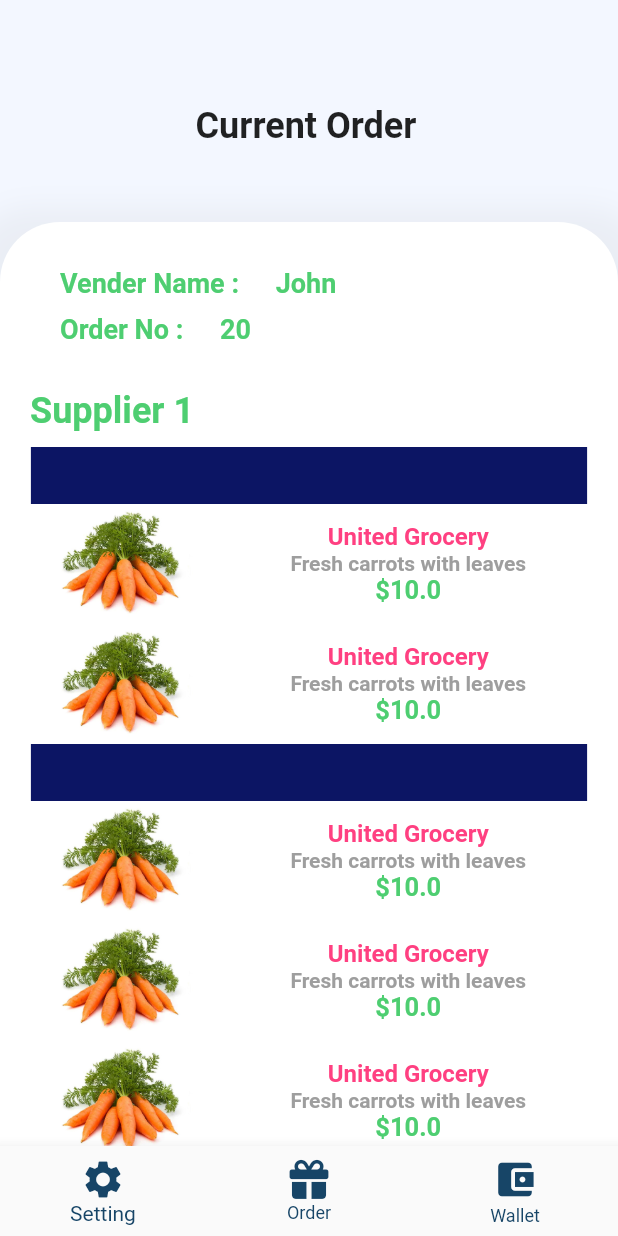
After one commit to abdullah-785/Elaka-Delivery-App-Flutter, a Flutter app: the CurrentDetailOrder screen opened directly, on a phone screen of 412 x 824 dp. The commit adds this screen. Run offline on Flutter 3.47's test engine with Material 2 defaults, Android fonts, the phone set to English and light mode, and no system bars; our stand-ins replace badges, cloud_firestore, firebase_auth, firebase_core, fluttertoast, font_awesome_flutter and 5 more; missing offline and left inert: email_auth; accounts and stored records are empty; Roboto replaces fonts that are missing (Releway).

Commit message:
New page

```diff
--- a/lib/main.dart
+++ b/lib/main.dart
@@ -1,3 +1,4 @@
+import 'package:elaka_delivery_app/pages/current_order_details.dart';
 import 'package:elaka_delivery_app/pages/progress_bar.dart';
 import 'package:elaka_delivery_app/pages/google_maping.dart';
 import 'package:elaka_delivery_app/pages/login.dart';
@@ -55,6 +56,6 @@ class _MyAppState extends State<MyApp> {
   @override
   Widget build(BuildContext context) {
     return email == "AlreadyLogedIn" ? ProgressBar(): Login();
-    // return Login();
+    // return const CurrentDetailOrder();
   }
 }
--- /dev/null
+++ b/lib/pages/current_order_details.dart
@@ -0,0 +1,201 @@
+import 'package:elaka_delivery_app/pages/current_no_order.dart';
+import 'package:elaka_delivery_app/pages/setting.dart';
+import 'package:elaka_delivery_app/pages/wallet.dart';
+import 'package:elaka_delivery_app/widgets/product_detail_widget.dart';
+import 'package:flutter/material.dart';
+import 'package:font_awesome_flutter/font_awesome_flutter.dart';
+import 'package:velocity_x/velocity_x.dart';
+
+class CurrentDetailOrder extends StatefulWidget {
+  const CurrentDetailOrder({Key? key}) : super(key: key);
+
+  @override
+  State<CurrentDetailOrder> createState() => _CurrentDetailOrderState();
+}
+
+class _CurrentDetailOrderState extends State<CurrentDetailOrder> {
+  int currentIndex = 0;
+  @override
+  Widget build(BuildContext context) {
+    return Scaffold(
+      backgroundColor: const Color.fromARGB(255, 243, 247, 255),
+      body: Column(
+        children: [
+          Padding(
+            padding: const EdgeInsets.only(
+              top: 70,
+              left: 16,
+              right: 20,
+            ),
+            child: Row(
+              mainAxisAlignment: MainAxisAlignment.center,
+              children: const [
+
+                 Text(
+                  "Current Order",
+                  style: TextStyle(
+                    fontSize: 24,
+                    fontWeight: FontWeight.bold,
+                  ),
+                ),
+
+              ],
+            ),
+          ),
+          const SizedBox(
+            height: 50,
+          ),
+          Expanded(
+            child: Container(
+              width: MediaQuery.of(context).size.width * 1,
+              // height: MediaQuery.of(context).size.height * 0.7,
+              decoration: BoxDecoration(
+                color: Colors.white,
+                borderRadius: const BorderRadius.only(
+                    topLeft: Radius.circular(40),
+                    topRight: Radius.circular(40)),
+                boxShadow: [
+                  BoxShadow(
+                    color: Colors.grey.withOpacity(0.1),
+                    spreadRadius: 20,
+                    blurRadius: 15,
+                    offset: const Offset(0, 10), // changes position of shadow
+                  ),
+                ],
+              ),
+              child: SingleChildScrollView(
+                child: Column(
+                  children: [
+                    SizedBox(height: 30,),
+                    Padding(
+                      padding: const EdgeInsets.only(left: 40, bottom: 10),
+                      child: Row(
+                        children: const [
+                          Text("Vender Name : ", style: TextStyle(
+                            fontSize: 18,
+                            fontWeight: FontWeight.bold,
+                            color: Color.fromARGB(255, 78,206,113),
+                          ),),
+                          WidthBox(20),
+                          Text("John", style: TextStyle(
+                            fontSize: 18,
+                            fontWeight: FontWeight.bold,
+                            color: Color.fromARGB(255, 78,206,113),
+                          ),),
+                        ],
+                      ),
+                    ),
+
+                    Padding(
+                      padding: const EdgeInsets.only(left: 40),
+                      child: Row(
+                        children: const [
+                          Text("Order No : ", style: TextStyle(
+                            fontSize: 18,
+                            fontWeight: FontWeight.bold,
+                            color: Color.fromARGB(255, 78,206,113),
+                          ),),
+                          WidthBox(20),
+                          Text("20", style: TextStyle(
+                            fontSize: 18,
+                            fontWeight: FontWeight.bold,
+                            color: Color.fromARGB(255, 78,206,113),
+                          ),),
+                        ],
+                      ),
+                    ),
+                    HeightBox(30),
+
+                    Padding(
+                      padding: const EdgeInsets.only(left: 20),
+                      child: Row(
+                        children: const [
+                          Text("Supplier 1", style: TextStyle(
+                            fontSize: 24,
+                            fontWeight: FontWeight.bold,
+                            color: Color.fromARGB(255, 78,206,113),
+                          ),),
+
+                        ],
+                      ),
+                    ),
+                    const HeightBox(10),
+
+                    Container(
+                      width: MediaQuery.of(context).size.width * 0.9,
+                      height: 38,
+                      decoration: const BoxDecoration(
+                        // 12,21,100
+                        color: Color.fromARGB(255, 12,21,100),
+                      ),
+                    ),
+
+
+                    ProductDetailWidget(),
+                    ProductDetailWidget(),
+
+                    Container(
+                      width: MediaQuery.of(context).size.width * 0.9,
+                      height: 38,
+                      decoration: const BoxDecoration(
+                        // 12,21,100
+                        color: Color.fromARGB(255, 12,21,100),
+                      ),
+                    ),
+                    ProductDetailWidget(),
+                    ProductDetailWidget(),
+                    ProductDetailWidget(),
+
+
+
+                  ],
+                ),
+              )
+            ),
+          ),
+
+        ],
+      ),
+      bottomNavigationBar: BottomNavigationBar(
+        currentIndex: currentIndex,
+        onTap: (index) => setState(()=>  currentIndex = index),
+        type: BottomNavigationBarType.fixed,
+        selectedItemColor:const Color.fromARGB(255, 23, 69, 103),
+        unselectedItemColor: const Color.fromARGB(255, 23, 69, 103),
+        iconSize: 30,
+
+
+        items: <BottomNavigationBarItem>[
+          BottomNavigationBarItem(
+            icon: GestureDetector(
+              onTap: (){
+                Navigator.push(context, MaterialPageRoute(builder: (context)=> const Setting()));
+              },
+              child: const Icon(Icons.settings)),
+            label: 'Setting',
+
+          ),
+          BottomNavigationBarItem(
+            icon: GestureDetector(
+              onTap: (){
+                Navigator.push(context, MaterialPageRoute(builder: (context)=> const CurrentNoOrder()));
+              },
+              child: const FaIcon(FontAwesomeIcons.gift, size: 26,), ),
+            label: 'Order',
+          ),
+          BottomNavigationBarItem(
+            icon: GestureDetector(
+              onTap: (){
+                Navigator.push(context, MaterialPageRoute(builder: (context)=> const Wallet()));
+              },
+              child: const Icon(Icons.account_balance_wallet)),
+            label: 'Wallet',
+          ),
+        ],
+        // currentIndex: _selectedIndex,
+        // selectedItemColor: Colors.amber[800],
+        // onTap: _onItemTapped,
+      ),
+    );
+  }
+}
--- a/lib/pages/progress_bar.dart
+++ b/lib/pages/progress_bar.dart
@@ -1,5 +1,6 @@
 import 'package:elaka_delivery_app/pages/current_no_order.dart';
 import 'package:elaka_delivery_app/pages/current_order.dart';
+import 'package:elaka_delivery_app/pages/current_order_details.dart';
 import 'package:elaka_delivery_app/pages/setting.dart';
 import 'package:flutter/material.dart';
 
@@ -149,7 +150,7 @@ class _ProgressBarState extends State<ProgressBar> {
                                                       context,
                                                       MaterialPageRoute(
                                                           builder: (context) =>
-                                                              const CurrentNoOrder()));
+                                                              const CurrentDetailOrder()));
                                                 },
                                                 child: const Text(
                                                   "No fuel",
--- /dev/null
+++ b/lib/widgets/product_detail_widget.dart
@@ -0,0 +1,49 @@
+import 'package:flutter/material.dart';
+import 'package:velocity_x/velocity_x.dart';
+
+
+
+
+// Product Detial Widget
+class ProductDetailWidget extends StatelessWidget {
+  const ProductDetailWidget({
+    Key? key,
+  }) : super(key: key);
+
+  @override
+  Widget build(BuildContext context) {
+    return Padding(
+      padding: const EdgeInsets.symmetric(horizontal: 20),
+      child: Row(
+        children: [
+          Container(
+            width: MediaQuery.of(context).size.width * 0.3,
+            height: 80,
+            child: Image(image: AssetImage("images/product1.png",)),
+          ),
+          WidthBox(50),
+
+          Column(
+            children: const [
+              Text("United Grocery",style: TextStyle(
+                fontSize: 16,
+                color: Colors.pinkAccent,
+                fontWeight: FontWeight.bold,
+              ),),
+              Text("Fresh carrots with leaves", style: TextStyle(
+                fontWeight: FontWeight.bold,
+                color: Colors.grey,
+              ),),
+              Text("\$10.0", style: TextStyle(
+                color: Color.fromARGB(255, 78,206,113),
+                fontWeight: FontWeight.bold,
+                fontSize: 17
+              ),)
+            ],
+          )
+
+        ],
+      ),
+    );
+  }
+}
```
Also changed, not shown: lib/models/apiUserModel.dart (added, +129 -0 lines), lib/pages/deliver_order.dart (+5 -5 lines).
